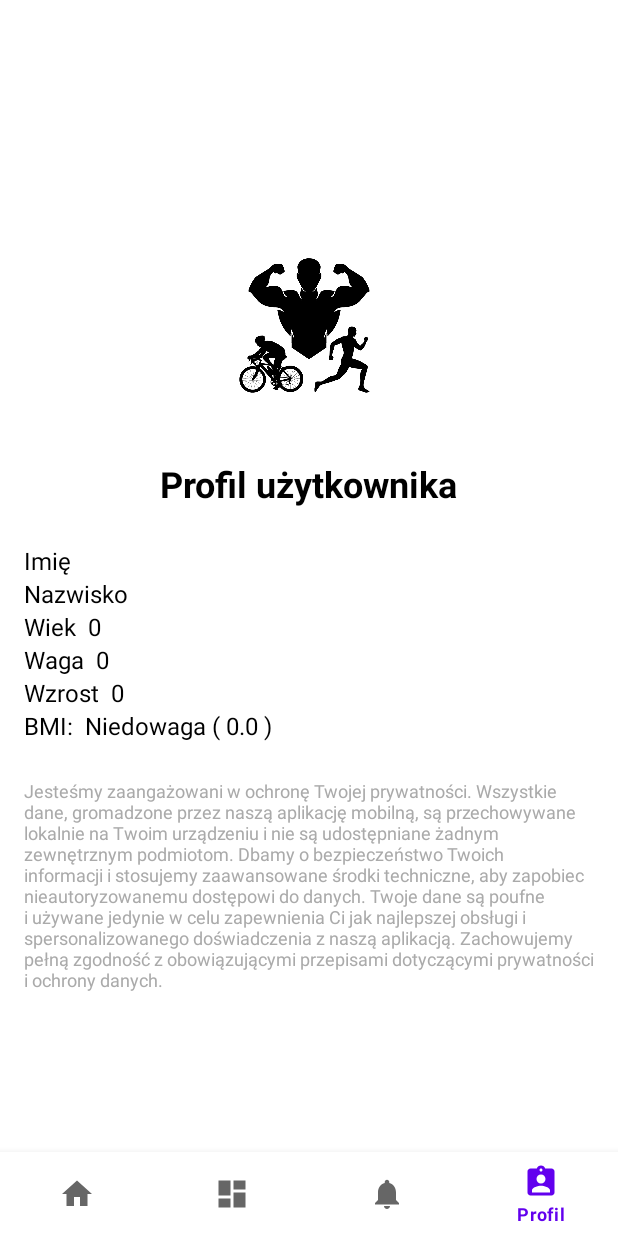
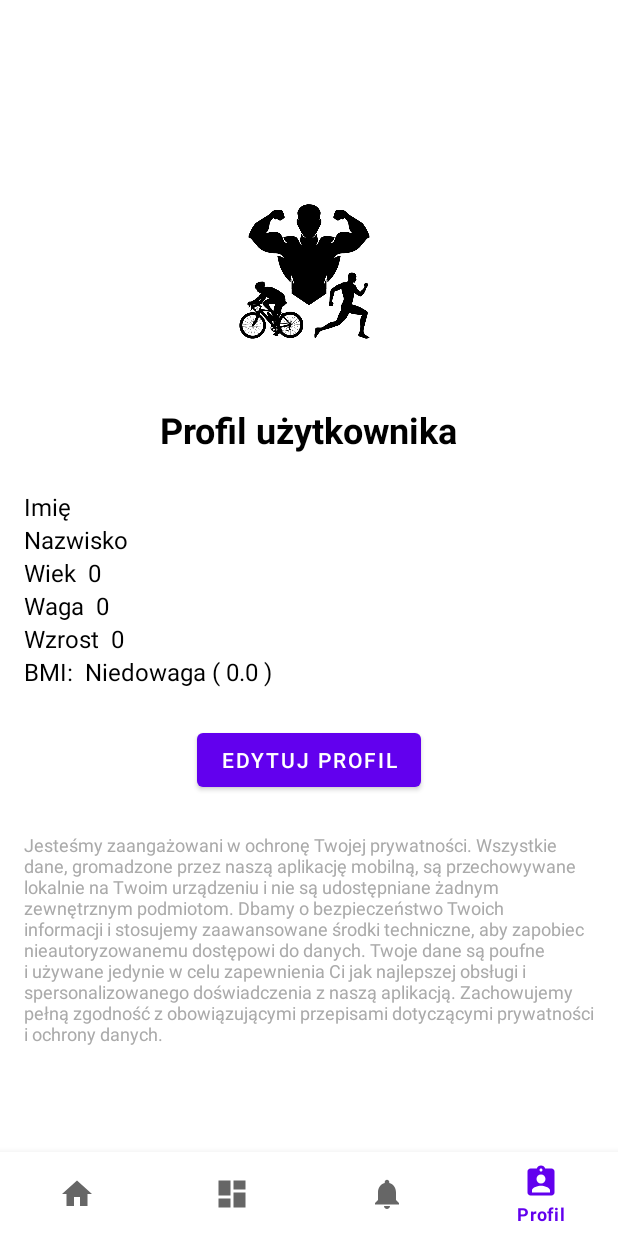
Before and after one commit to H-dymitr/fitness-tracker, an Android app: the ProfileFragment screen opened through its navigation route, on a phone screen of 412 x 824 dp. Run offline under Robolectric (Android 15) with nearby library versions, the phone set to English and light mode, and no system bars; our stand-ins replace navigation-ui; 1 statement that could not run was skipped.

Commit message:
add edit profile

```diff
--- a/app/src/main/java/com/example/fitness/ui/profile/ProfileFragment.kt
+++ b/app/src/main/java/com/example/fitness/ui/profile/ProfileFragment.kt
@@ -1,14 +1,18 @@
 package com.example.fitness.ui.profile
 
 import android.content.Context
+import android.content.Intent
 import android.content.SharedPreferences
 import android.os.Bundle
 import android.view.LayoutInflater
 import android.view.View
 import android.view.ViewGroup
+import android.widget.Button
 import android.widget.TextView
 import androidx.fragment.app.Fragment
+import com.example.fitness.MainActivity
 import com.example.fitness.R
+import com.example.fitness.RegistrationActivity
 import com.example.fitness.utils.BMICalcUtil
 
 
@@ -19,6 +23,7 @@ class ProfileFragment : Fragment() {
     private lateinit var tvWeight: TextView
     private lateinit var tvHeight: TextView
     private lateinit var tvBMI: TextView
+    private lateinit var btnEdit: Button
 
     private lateinit var sharedPreferences: SharedPreferences
 
@@ -28,7 +33,6 @@ class ProfileFragment : Fragment() {
 
     override fun onViewCreated(view: View, savedInstanceState: Bundle?) {
         super.onViewCreated(view, savedInstanceState)
-//        sharedPreferences = PreferenceManager.getDefaultSharedPreferences(requireContext())
         val preferences = this.requireActivity().getSharedPreferences("user_data", Context.MODE_PRIVATE)
         val BMIUtil = BMICalcUtil.instance
 
@@ -56,6 +60,10 @@ class ProfileFragment : Fragment() {
         // TODO: lint refactor
         tvBMI.text = "${BMIUtil.classifyBMI(bmi)} ( $bmi )"
 
-        // TODO: edit profile
+        btnEdit = view.findViewById(R.id.btnEdit)
+        btnEdit.setOnClickListener {
+            val intent = Intent(this.requireActivity(), RegistrationActivity::class.java)
+            startActivity(intent)
+        }
     }
 }
--- a/app/src/main/res/layout/activity_registration.xml
+++ b/app/src/main/res/layout/activity_registration.xml
@@ -20,6 +20,7 @@
             android:src="@drawable/intro" />
 
         <TextView
+            android:id="@+id/tvHeader"
             android:layout_width="wrap_content"
             android:layout_height="wrap_content"
             android:layout_marginBottom="24dp"
--- a/app/src/main/res/layout/fragment_profile.xml
+++ b/app/src/main/res/layout/fragment_profile.xml
@@ -161,6 +161,13 @@
             android:textSize="16sp"
             android:layout_marginStart="8dp"/>
     </LinearLayout>
+    <Button
+        android:id="@+id/btnEdit"
+        android:layout_width="wrap_content"
+        android:layout_height="wrap_content"
+        android:text="@string/edit_profile"
+        android:textColor="@android:color/white"
+        android:layout_marginTop="24dp"/>
 
     <TextView
         android:layout_width="wrap_content"
--- a/app/src/main/res/values/strings.xml
+++ b/app/src/main/res/values/strings.xml
@@ -45,4 +45,5 @@
     <string name="jazda_na_rowerze">Jazda na rowerze</string>
     <string name="spacer">Spacer</string>
     <string name="startTraining">Rozpocznij trening</string>
+    <string name="edit_profile">Edytuj profil</string>
 </resources>
```
Also changed, not shown: app/src/main/java/com/example/fitness/RegistrationActivity.kt (+39 -4 lines).
